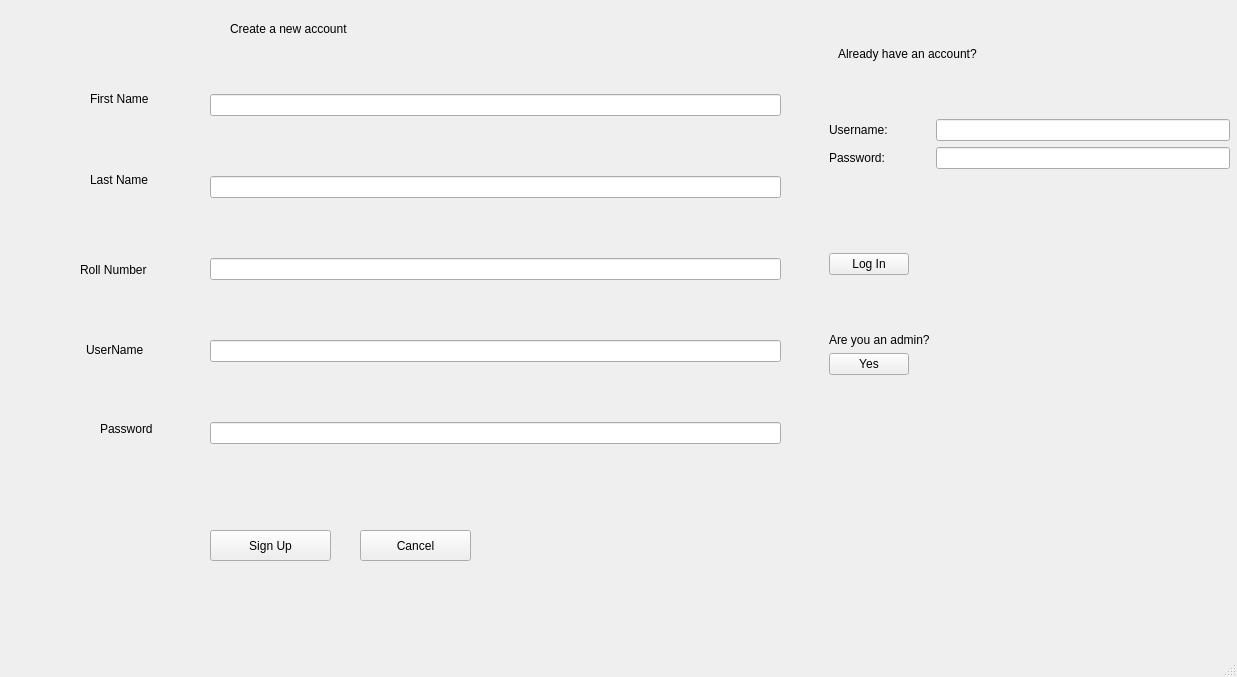
Qt form mainwindow.ui (PrekshyaDawadi/E-Matdaan) before a commit.
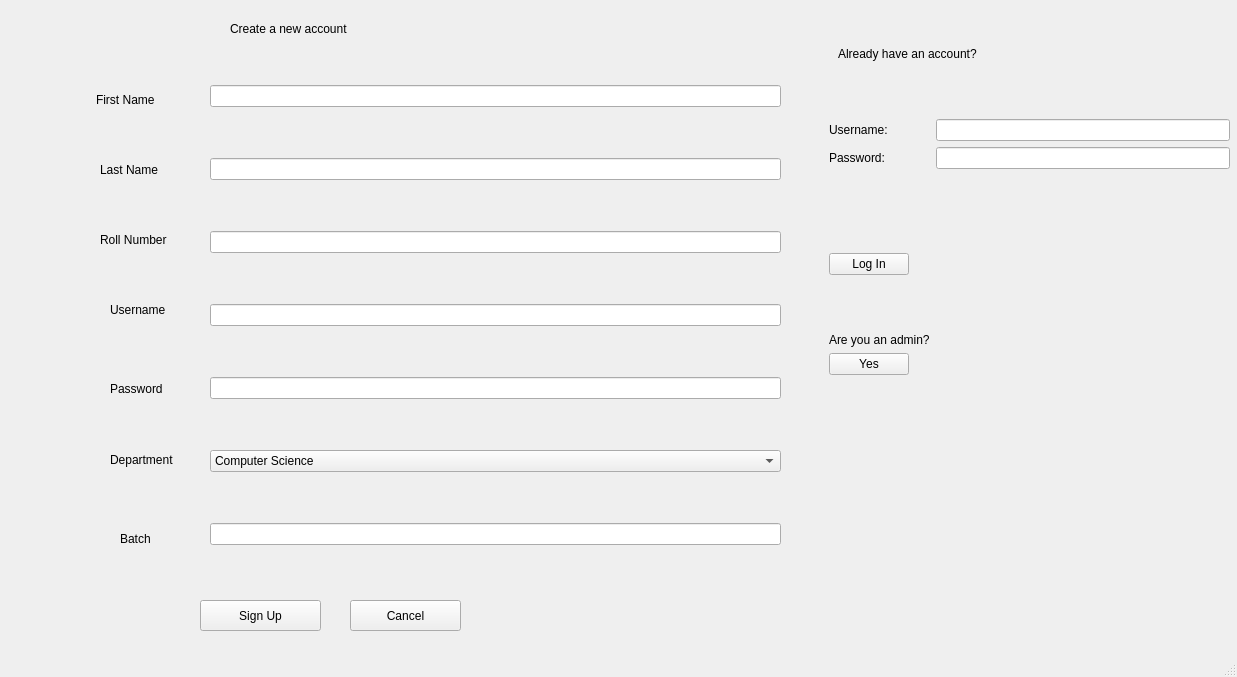
The same form after that commit.

Diff of the .ui file:
```diff
--- a/mainwindow.ui
+++ b/mainwindow.ui
@@ -20,13 +20,10 @@
       <x>210</x>
       <y>40</y>
       <width>571</width>
-      <height>461</height>
+      <height>551</height>
      </rect>
     </property>
     <layout class="QGridLayout" name="gridLayout">
-     <item row="2" column="0">
-      <widget class="QLineEdit" name="LastName"/>
-     </item>
      <item row="5" column="0">
       <widget class="QLineEdit" name="Password">
        <property name="echoMode">
@@ -34,87 +31,50 @@
        </property>
       </widget>
      </item>
-     <item row="4" column="0">
-      <widget class="QLineEdit" name="UserName"/>
+     <item row="2" column="0">
+      <widget class="QLineEdit" name="LastName"/>
      </item>
      <item row="1" column="0">
       <widget class="QLineEdit" name="FirstName"/>
      </item>
+     <item row="4" column="0">
+      <widget class="QLineEdit" name="UserName"/>
+     </item>
+     <item row="6" column="0">
+      <widget class="QComboBox" name="Department">
+       <property name="currentText">
+        <string/>
+       </property>
+       <item>
+        <property name="text">
+         <string>Computer Science</string>
+        </property>
+       </item>
+       <item>
+        <property name="text">
+         <string>Computer Engineering</string>
+        </property>
+       </item>
+       <item>
+        <property name="text">
+         <string/>
+        </property>
+       </item>
+      </widget>
+     </item>
      <item row="3" column="0">
       <widget class="QLineEdit" name="RollNumber"/>
      </item>
+     <item row="7" column="0">
+      <widget class="QLineEdit" name="Batch"/>
+     </item>
     </layout>
    </widget>
-   <widget class="QLabel" name="label_2">
-    <property name="geometry">
-     <rect>
-      <x>90</x>
-      <y>90</y>
-      <width>81</width>
-      <height>17</height>
-     </rect>
-    </property>
-    <property name="text">
-     <string>First Name</string>
-    </property>
-   </widget>
-   <widget class="QLabel" name="label_3">
-    <property name="geometry">
-     <rect>
-      <x>90</x>
-      <y>170</y>
-      <width>71</width>
-      <height>20</height>
-     </rect>
-    </property>
-    <property name="text">
-     <string>Last Name</string>
-    </property>
-   </widget>
-   <widget class="QLabel" name="label_4">
-    <property name="geometry">
-     <rect>
-      <x>80</x>
-      <y>260</y>
-      <width>91</width>
-      <height>20</height>
-     </rect>
-    </property>
-    <property name="text">
-     <string>Roll Number</string>
-    </property>
-   </widget>
-   <widget class="QLabel" name="label_5">
-    <property name="geometry">
-     <rect>
-      <x>86</x>
-      <y>340</y>
-      <width>81</width>
-      <height>20</height>
-     </rect>
-    </property>
-    <property name="text">
-     <string>UserName</string>
-    </property>
-   </widget>
-   <widget class="QLabel" name="label_6">
-    <property name="geometry">
-     <rect>
-      <x>100</x>
-      <y>420</y>
-      <width>67</width>
-      <height>17</height>
-     </rect>
-    </property>
-    <property name="text">
-     <string>Password</string>
-    </property>
-   </widget>
    <widget class="QPushButton" name="pushButton">
     <property name="geometry">
      <rect>
-      <x>210</x>
-      <y>530</y>
+      <x>200</x>
+      <y>600</y>
       <width>121</width>
       <height>31</height>
      </rect>
@@ -126,8 +86,8 @@
    <widget class="QPushButton" name="pushButton_2">
     <property name="geometry">
      <rect>
-      <x>360</x>
-      <y>530</y>
+      <x>350</x>
+      <y>600</y>
       <width>111</width>
       <height>31</height>
      </rect>
@@ -284,6 +244,97 @@
      <string>Create a new account</string>
     </property>
    </widget>
+   <widget class="QLabel" name="label_2">
+    <property name="geometry">
+     <rect>
+      <x>96</x>
+      <y>90</y>
+      <width>81</width>
+      <height>20</height>
+     </rect>
+    </property>
+    <property name="text">
+     <string>First Name</string>
+    </property>
+   </widget>
+   <widget class="QLabel" name="label_3">
+    <property name="geometry">
+     <rect>
+      <x>100</x>
+      <y>160</y>
+      <width>81</width>
+      <height>20</height>
+     </rect>
+    </property>
+    <property name="text">
+     <string>Last Name</string>
+    </property>
+   </widget>
+   <widget class="QLabel" name="label_4">
+    <property name="geometry">
+     <rect>
+      <x>100</x>
+      <y>230</y>
+      <width>91</width>
+      <height>20</height>
+     </rect>
+    </property>
+    <property name="text">
+     <string>Roll Number</string>
+    </property>
+   </widget>
+   <widget class="QLabel" name="label_5">
+    <property name="geometry">
+     <rect>
+      <x>110</x>
+      <y>300</y>
+      <width>81</width>
+      <height>20</height>
+     </rect>
+    </property>
+    <property name="text">
+     <string>Username</string>
+    </property>
+   </widget>
+   <widget class="QLabel" name="label_6">
+    <property name="geometry">
+     <rect>
+      <x>110</x>
+      <y>380</y>
+      <width>67</width>
+      <height>17</height>
+     </rect>
+    </property>
+    <property name="text">
+     <string>Password</string>
+    </property>
+   </widget>
+   <widget class="QLabel" name="label_11">
+    <property name="geometry">
+     <rect>
+      <x>110</x>
+      <y>450</y>
+      <width>81</width>
+      <height>20</height>
+     </rect>
+    </property>
+    <property name="text">
+     <string>Department </string>
+    </property>
+   </widget>
+   <widget class="QLabel" name="label_12">
+    <property name="geometry">
+     <rect>
+      <x>120</x>
+      <y>530</y>
+      <width>67</width>
+      <height>17</height>
+     </rect>
+    </property>
+    <property name="text">
+     <string>Batch</string>
+    </property>
+   </widget>
   </widget>
   <widget class="QStatusBar" name="statusBar"/>
  </widget>
```
